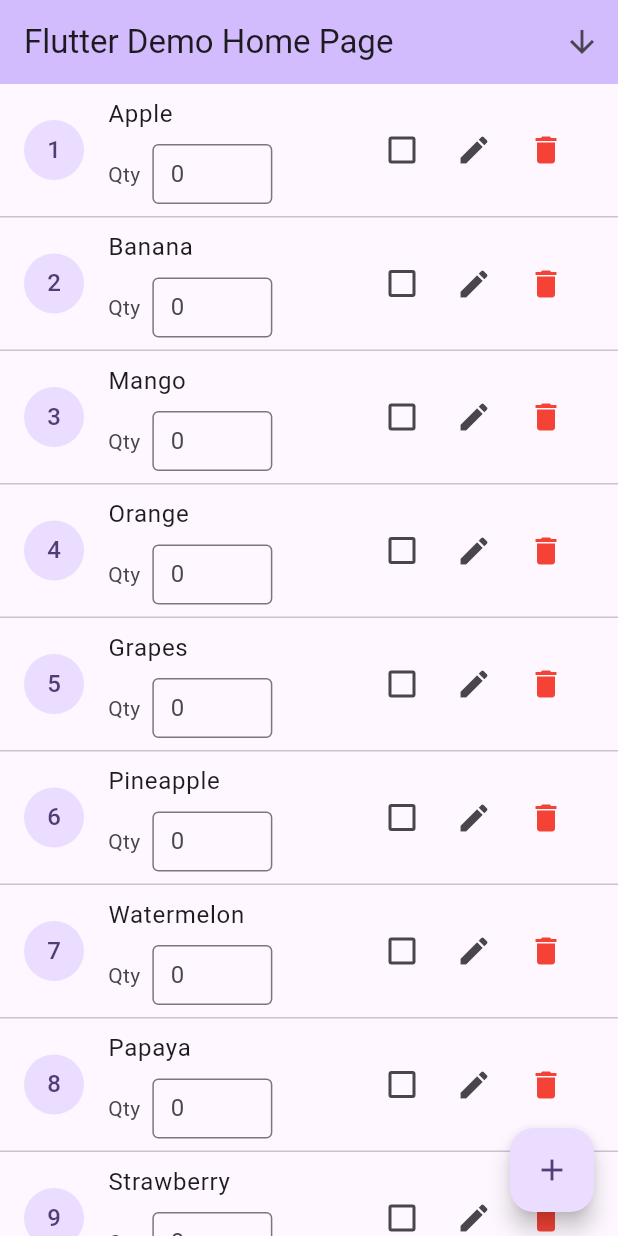
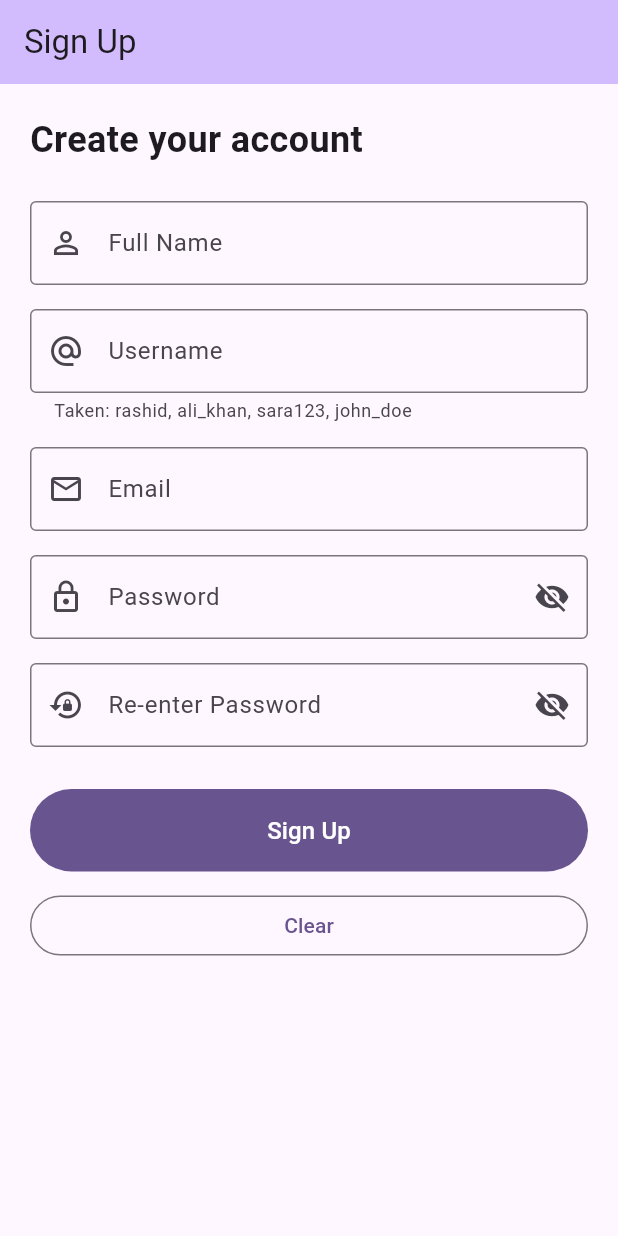
Before and after one commit to mrashidcit/flutter-playground, a Flutter app: the screen it shows after launch, on a phone screen of 412 x 824 dp. Run offline on Flutter 3.47's test engine with Material 3 defaults, Android fonts, the phone set to English and light mode, and no system bars.

Commit message:
chore: To learn `GlobalKey` create SignUpScreen

```diff
--- /dev/null
+++ b/lib/SignUpScreen.dart
@@ -0,0 +1,314 @@
+import 'package:flutter/material.dart';
+
+/// In-memory "database" of accounts that already exist.
+/// Used to check whether a username / email is already taken.
+class ExistingUsers {
+  static final List<Map<String, String>> users = [
+    {'username': 'rashid', 'email': 'rashid@example.com'},
+    {'username': 'ali_khan', 'email': 'ali.khan@example.com'},
+    {'username': 'sara123', 'email': 'sara@example.com'},
+    {'username': 'john_doe', 'email': 'john.doe@example.com'},
+  ];
+
+  static bool isUsernameTaken(String username) => users.any(
+      (u) => u['username']!.toLowerCase() == username.trim().toLowerCase());
+
+  static bool isEmailTaken(String email) => users
+      .any((u) => u['email']!.toLowerCase() == email.trim().toLowerCase());
+
+  static void add(String username, String email) =>
+      users.add({'username': username.trim(), 'email': email.trim()});
+}
+
+class SignUpScreen extends StatefulWidget {
+  const SignUpScreen({super.key});
+
+  @override
+  State<SignUpScreen> createState() => _SignUpScreenState();
+}
+
+class _SignUpScreenState extends State<SignUpScreen> {
+  // ---------------------------------------------------------------------------
+  // GlobalKey #1: GlobalKey<FormState>
+  // Gives us access to the Form's State from outside the Form's build method.
+  // With it we can call validate(), save() and reset() on ALL fields at once.
+  // ---------------------------------------------------------------------------
+  final GlobalKey<FormState> _formKey = GlobalKey<FormState>();
+
+  // ---------------------------------------------------------------------------
+  // GlobalKey #2 & #3: GlobalKey<FormFieldState<String>>
+  // Gives us access to ONE specific field's state (its current value,
+  // validate(), reset()...). We use it for cross-field validation:
+  // "Re-enter Password" reads the Password field's value through this key.
+  // ---------------------------------------------------------------------------
+  final GlobalKey<FormFieldState<String>> _passwordFieldKey =
+      GlobalKey<FormFieldState<String>>();
+  final GlobalKey<FormFieldState<String>> _confirmPasswordFieldKey =
+      GlobalKey<FormFieldState<String>>();
+
+  // Values filled in by onSaved when _formKey.currentState!.save() is called.
+  String _fullName = '';
+  String _username = '';
+  String _email = '';
+
+  bool _obscurePassword = true;
+  bool _obscureConfirm = true;
+
+  // Show errors only after the first submit attempt, then live while typing.
+  AutovalidateMode _autovalidateMode = AutovalidateMode.disabled;
+
+  // ------------------------------- Validators --------------------------------
+
+  String? _validateFullName(String? value) {
+    final v = value?.trim() ?? '';
+    if (v.isEmpty) return 'Full name is required';
+    if (v.length < 3) return 'Full name must be at least 3 characters';
+    if (!RegExp(r"^[a-zA-Z\s.'-]+$").hasMatch(v)) {
+      return 'Full name can only contain letters and spaces';
+    }
+    return null;
+  }
+
+  String? _validateUsername(String? value) {
+    final v = value?.trim() ?? '';
+    if (v.isEmpty) return 'Username is required';
+    if (v.length < 3) return 'Username must be at least 3 characters';
+    if (!RegExp(r'^[a-zA-Z0-9_]+$').hasMatch(v)) {
+      return 'Only letters, numbers and underscore (_) are allowed';
+    }
+    if (ExistingUsers.isUsernameTaken(v)) {
+      return 'Username "$v" is already taken. Please choose another one';
+    }
+    return null;
+  }
+
+  String? _validateEmail(String? value) {
+    final v = value?.trim() ?? '';
+    if (v.isEmpty) return 'Email is required';
+    if (!RegExp(r'^[\w.+-]+@[\w-]+(\.[\w-]+)+$').hasMatch(v)) {
+      return 'Please enter a valid email address';
+    }
+    if (ExistingUsers.isEmailTaken(v)) {
+      return 'An account with this email already exists';
+    }
+    return null;
+  }
+
+  String? _validatePassword(String? value) {
+    final v = value ?? '';
+    if (v.isEmpty) return 'Password is required';
+
+    final missing = <String>[];
+    if (v.length < 8) missing.add('• at least 8 characters');
+    if (!RegExp(r'[a-z]').hasMatch(v)) missing.add('• 1 lowercase letter');
+    if (!RegExp(r'[A-Z]').hasMatch(v)) missing.add('• 1 uppercase letter');
+    if (!RegExp(r'[0-9]').hasMatch(v)) missing.add('• 1 digit');
+    if (!RegExp(r'[^a-zA-Z0-9\s]').hasMatch(v)) {
+      missing.add('• 1 symbol (e.g. !@#\$%^&*)');
+    }
+
+    if (missing.isEmpty) return null;
+    return 'Password must contain:\n${missing.join('\n')}';
+  }
+
+  String? _validateConfirmPassword(String? value) {
+    final v = value ?? '';
+    if (v.isEmpty) return 'Please re-enter your password';
+
+    // Read the OTHER field's value using its GlobalKey.
+    final password = _passwordFieldKey.currentState?.value ?? '';
+    if (v != password) return 'Passwords do not match';
+    return null;
+  }
+
+  // --------------------------------- Submit ----------------------------------
+
+  void _submit() {
+    FocusScope.of(context).unfocus();
+
+    // validate() runs the validator of EVERY TextFormField inside the Form.
+    final isValid = _formKey.currentState!.validate();
+
+    if (!isValid) {
+      setState(() => _autovalidateMode = AutovalidateMode.onUserInteraction);
+      ScaffoldMessenger.of(context).showSnackBar(
+        const SnackBar(
+          content: Text('Please fix the errors in the form'),
+          backgroundColor: Colors.red,
+        ),
+      );
+      return;
+    }
+
+    // save() calls onSaved of every field.
+    _formKey.currentState!.save();
+
+    ExistingUsers.add(_username, _email);
+
+    showDialog<void>(
+      context: context,
+      builder: (ctx) => AlertDialog(
+        title: const Text('Account created'),
+        content: Text(
+          'Welcome, $_fullName!\n\n'
+          'Username: $_username\n'
+          'Email: $_email\n\n'
+          'Try signing up again with the same username/email — '
+          'it will now be reported as taken.',
+        ),
+        actions: [
+          TextButton(
+            onPressed: () => Navigator.of(ctx).pop(),
+            child: const Text('OK'),
+          ),
+        ],
+      ),
+    );
+
+    // reset() clears every field back to its initial value.
+    _formKey.currentState!.reset();
+    setState(() => _autovalidateMode = AutovalidateMode.disabled);
+  }
+
+  // ---------------------------------- UI -------------------------------------
+
+  @override
+  Widget build(BuildContext context) {
+    return Scaffold(
+      appBar: AppBar(
+        title: const Text('Sign Up'),
+        backgroundColor: Theme.of(context).colorScheme.inversePrimary,
+      ),
+      body: SafeArea(
+        child: SingleChildScrollView(
+          padding: const EdgeInsets.all(20),
+          child: Form(
+            key: _formKey, // <-- attach the GlobalKey<FormState>
+            autovalidateMode: _autovalidateMode,
+            child: Column(
+              crossAxisAlignment: CrossAxisAlignment.stretch,
+              children: [
+                const Text(
+                  'Create your account',
+                  style: TextStyle(fontSize: 24, fontWeight: FontWeight.bold),
+                ),
+                const SizedBox(height: 24),
+
+                // Full Name
+                TextFormField(
+                  decoration: const InputDecoration(
+                    labelText: 'Full Name',
+                    prefixIcon: Icon(Icons.person_outline),
+                    border: OutlineInputBorder(),
+                  ),
+                  textCapitalization: TextCapitalization.words,
+                  textInputAction: TextInputAction.next,
+                  validator: _validateFullName,
+                  onSaved: (v) => _fullName = v!.trim(),
+                ),
+                const SizedBox(height: 16),
+
+                // Username
+                TextFormField(
+                  decoration: const InputDecoration(
+                    labelText: 'Username',
+                    prefixIcon: Icon(Icons.alternate_email),
+                    border: OutlineInputBorder(),
+                    helperText: 'Taken: rashid, ali_khan, sara123, john_doe',
+                  ),
+                  textInputAction: TextInputAction.next,
+                  validator: _validateUsername,
+                  onSaved: (v) => _username = v!.trim(),
+                ),
+                const SizedBox(height: 16),
+
+                // Email
+                TextFormField(
+                  decoration: const InputDecoration(
+                    labelText: 'Email',
+                    prefixIcon: Icon(Icons.email_outlined),
+                    border: OutlineInputBorder(),
+                  ),
+                  keyboardType: TextInputType.emailAddress,
+                  textInputAction: TextInputAction.next,
+                  validator: _validateEmail,
+                  onSaved: (v) => _email = v!.trim(),
+                ),
+                const SizedBox(height: 16),
+
+                // Password
+                TextFormField(
+                  key: _passwordFieldKey, // <-- GlobalKey<FormFieldState>
+                  obscureText: _obscurePassword,
+                  textInputAction: TextInputAction.next,
+                  decoration: InputDecoration(
+                    labelText: 'Password',
+                    prefixIcon: const Icon(Icons.lock_outline),
+                    border: const OutlineInputBorder(),
+                    errorMaxLines: 6,
+                    suffixIcon: IconButton(
+                      icon: Icon(_obscurePassword
+                          ? Icons.visibility_off
+                          : Icons.visibility),
+                      onPressed: () =>
+                          setState(() => _obscurePassword = !_obscurePassword),
+                    ),
+                  ),
+                  validator: _validatePassword,
+                  onChanged: (_) {
+                    // When the password changes, re-check the confirm field
+                    // (only if the user already typed something there).
+                    final confirm = _confirmPasswordFieldKey.currentState;
+                    if (confirm != null && (confirm.value ?? '').isNotEmpty) {
+                      confirm.validate();
+                    }
+                  },
+                ),
+                const SizedBox(height: 16),
+
+                // Re-enter Password
+                TextFormField(
+                  key: _confirmPasswordFieldKey,
+                  obscureText: _obscureConfirm,
+                  textInputAction: TextInputAction.done,
+                  onFieldSubmitted: (_) => _submit(),
+                  decoration: InputDecoration(
+                    labelText: 'Re-enter Password',
+                    prefixIcon: const Icon(Icons.lock_reset),
+                    border: const OutlineInputBorder(),
+                    suffixIcon: IconButton(
+                      icon: Icon(_obscureConfirm
+                          ? Icons.visibility_off
+                          : Icons.visibility),
+                      onPressed: () =>
+                          setState(() => _obscureConfirm = !_obscureConfirm),
+                    ),
+                  ),
+                  validator: _validateConfirmPassword,
+                ),
+                const SizedBox(height: 28),
+
+                FilledButton(
+                  onPressed: _submit,
+                  style: FilledButton.styleFrom(
+                    padding: const EdgeInsets.symmetric(vertical: 16),
+                  ),
+                  child: const Text('Sign Up', style: TextStyle(fontSize: 16)),
+                ),
+                const SizedBox(height: 12),
+                OutlinedButton(
+                  onPressed: () {
+                    _formKey.currentState!.reset();
+                    setState(
+                        () => _autovalidateMode = AutovalidateMode.disabled);
+                  },
+                  child: const Text('Clear'),
+                ),
+              ],
+            ),
+          ),
+        ),
+      ),
+    );
+  }
+}
--- a/lib/main.dart
+++ b/lib/main.dart
@@ -1,5 +1,6 @@
 import 'package:flutter/material.dart';
 import 'package:flutter_play_ground/FruitsScreen.dart';
+import 'package:flutter_play_ground/SignUpScreen.dart';
 
 void main() {
   runApp(const MyApp());
@@ -31,7 +32,8 @@ class MyApp extends StatelessWidget {
         // tested with just a hot reload.
         colorScheme: .fromSeed(seedColor: Colors.deepPurple),
       ),
-      home: const MyHomePage(title: 'Flutter Demo Home Page'),
+      // Show the Sign Up screen when the app opens.
+      home: const SignUpScreen(),
     );
   }
 }
```
